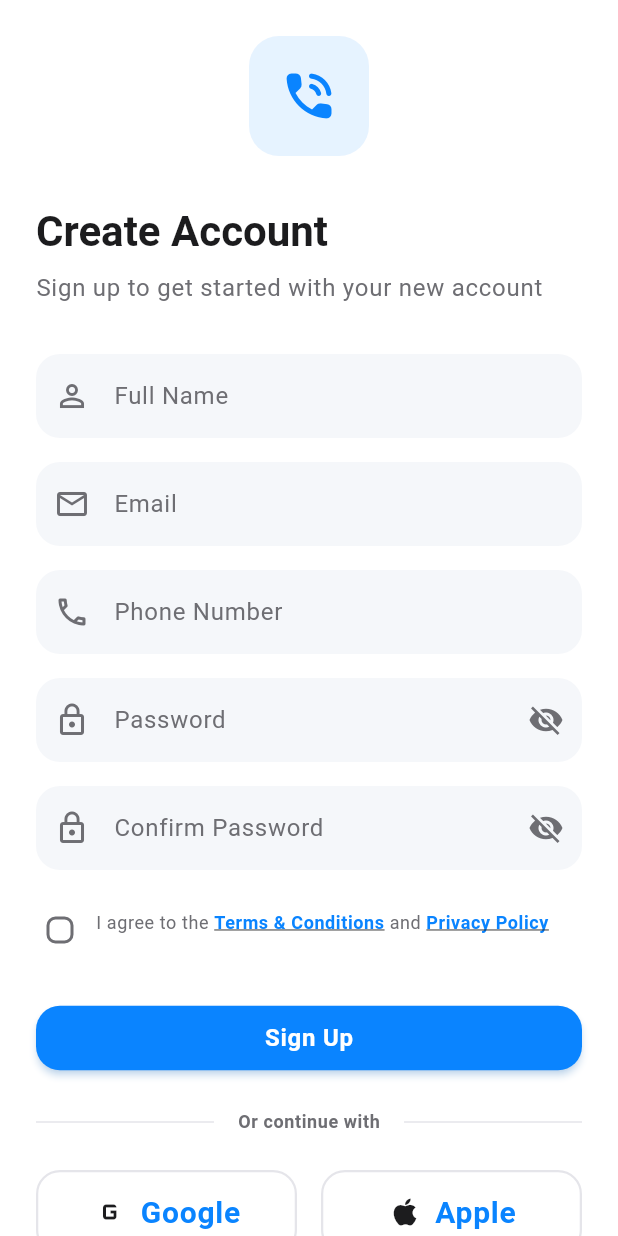
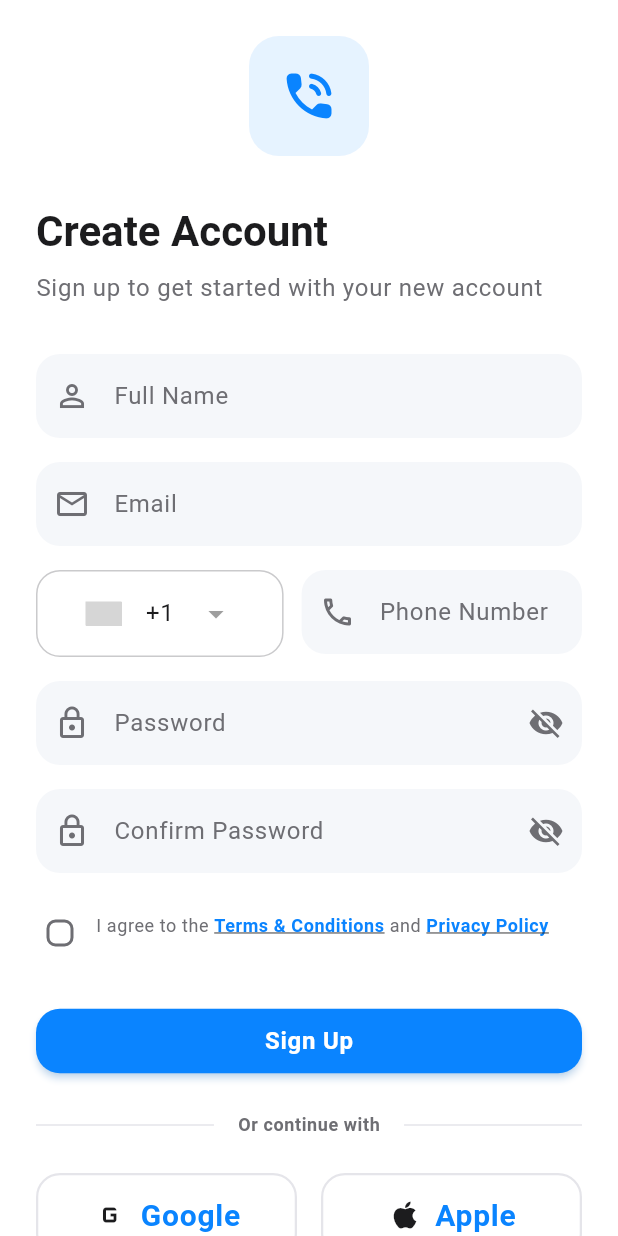
Before and after one commit to miku272/calling-app, a Flutter app: the SignupScreen screen opened by its route, on a phone screen of 412 x 824 dp. Run offline on Flutter 3.47's test engine with Material 3 defaults, Android fonts, the light colour scheme and no system bars; drawn by our look-alikes of country_code_picker; our stand-ins replace firebase_auth, firebase_core, flutter_bloc, fpdart, get_it, go_router and 1 more; accounts and stored records are empty; grey boxes are pictures that could not be loaded.

Commit message:
Implemented country code picker

```diff
--- /dev/null
+++ b/lib/core/widgets/phone_input_field.dart
@@ -0,0 +1,122 @@
+import 'package:flutter/material.dart';
+import 'package:country_code_picker/country_code_picker.dart';
+
+/// A reusable phone input field widget that combines a country code picker
+/// with a text field for phone number input.
+///
+/// This widget provides an international phone number input solution with:
+/// - Country code selection with flags
+/// - Searchable country list
+/// - Favorite countries support
+/// - Form validation
+/// - Theme integration
+class PhoneInputField extends StatefulWidget {
+  /// Controller for the phone number text field
+  final TextEditingController controller;
+
+  /// Validator function for the phone number
+  final String? Function(String?)? validator;
+
+  /// Label text for the input field
+  final String? labelText;
+
+  /// Hint text for the input field
+  final String? hintText;
+
+  /// Initial country selection (country code like 'US', 'IN', 'GB', etc.)
+  final String initialCountryCode;
+
+  /// List of favorite country dial codes (e.g., ['+1', '+91', '+44'])
+  final List<String> favoriteCountries;
+
+  /// Callback when country code changes
+  final ValueChanged<String>? onCountryChanged;
+
+  /// Enable or disable the input field
+  final bool enabled;
+
+  const PhoneInputField({
+    super.key,
+    required this.controller,
+    this.validator,
+    this.labelText = 'Phone Number',
+    this.hintText = 'Enter your phone number',
+    this.initialCountryCode = 'US',
+    this.favoriteCountries = const ['+1', '+91', '+44', '+61'],
+    this.onCountryChanged,
+    this.enabled = true,
+  });
+
+  @override
+  State<PhoneInputField> createState() => _PhoneInputFieldState();
+}
+
+class _PhoneInputFieldState extends State<PhoneInputField> {
+  late String _countryDialCode;
+
+  @override
+  void initState() {
+    super.initState();
+    // Initialize with default country code
+    _countryDialCode = '+1';
+  }
+
+  /// Get the complete phone number with country code
+  String get fullPhoneNumber => '$_countryDialCode${widget.controller.text}';
+
+  @override
+  Widget build(BuildContext context) {
+    return Row(
+      crossAxisAlignment: CrossAxisAlignment.start,
+      children: [
+        // Country code picker
+        Container(
+          height: 58,
+          decoration: BoxDecoration(
+            border: Border.all(color: Theme.of(context).colorScheme.outline),
+            borderRadius: BorderRadius.circular(16),
+          ),
+          child: CountryCodePicker(
+            onChanged: (countryCode) {
+              setState(() {
+                _countryDialCode = countryCode.dialCode ?? '+1';
+              });
+              if (widget.onCountryChanged != null) {
+                widget.onCountryChanged!(_countryDialCode);
+              }
+            },
+            initialSelection: widget.initialCountryCode,
+            favorite: widget.favoriteCountries,
+            showCountryOnly: false,
+            showOnlyCountryWhenClosed: false,
+            alignLeft: false,
+            showFlag: true,
+            showFlagMain: true,
+            showDropDownButton: true,
+            padding: EdgeInsets.zero,
+            textStyle: Theme.of(context).textTheme.bodyLarge,
+            flagWidth: 24,
+            enabled: widget.enabled,
+          ),
+        ),
+        const SizedBox(width: 12),
+
+        // Phone number input
+        Expanded(
+          child: TextFormField(
+            controller: widget.controller,
+            decoration: InputDecoration(
+              labelText: widget.labelText,
+              hintText: widget.hintText,
+              prefixIcon: const Icon(Icons.phone_outlined),
+            ),
+            keyboardType: TextInputType.phone,
+            autofillHints: const [AutofillHints.telephoneNumber],
+            validator: widget.validator,
+            enabled: widget.enabled,
+          ),
+        ),
+      ],
+    );
+  }
+}
--- a/lib/features/auth/presentation/screens/signup_screen.dart
+++ b/lib/features/auth/presentation/screens/signup_screen.dart
@@ -2,6 +2,7 @@ import 'package:flutter/material.dart';
 import 'package:go_router/go_router.dart';
 
 import '../../../../core/widgets/custom_snackbar.dart';
+import '../../../../core/widgets/phone_input_field.dart';
 
 import '../widgets/auth_header.dart';
 import '../widgets/terms_checkbox.dart';
@@ -29,6 +30,9 @@ class _SignupScreenState extends State<SignupScreen> {
   bool _obscureConfirmPassword = true;
   bool _acceptedTerms = false;
   bool _isLoading = false;
+
+  // Store the country dial code from PhoneInputField
+  String _countryDialCode = '+1';
 
   @override
   void dispose() {
@@ -69,6 +73,13 @@ class _SignupScreenState extends State<SignupScreen> {
     if (value.length < 10) {
       return 'Please enter a valid phone number';
     }
+
+    // Validate that we have a valid country code + phone number combination
+    final fullNumber = '$_countryDialCode$value';
+    if (fullNumber.length < 10) {
+      return 'Phone number is too short';
+    }
+
     return null;
   }
 
@@ -117,6 +128,7 @@ class _SignupScreenState extends State<SignupScreen> {
     });
 
     // TODO: Implement actual signup logic
+    // Full phone number would be: _countryDialCode + _phoneController.text
     Future.delayed(const Duration(seconds: 2), () {
       if (mounted) {
         setState(() {
@@ -199,17 +211,19 @@ class _SignupScreenState extends State<SignupScreen> {
                 ),
                 const SizedBox(height: 16),
 
-                // Phone field
-                TextFormField(
+                // Phone field with country code picker
+                PhoneInputField(
                   controller: _phoneController,
-                  decoration: const InputDecoration(
-                    labelText: 'Phone Number',
-                    hintText: 'Enter your phone number',
-                    prefixIcon: Icon(Icons.phone_outlined),
-                  ),
-                  keyboardType: TextInputType.phone,
-                  autofillHints: const [AutofillHints.telephoneNumber],
                   validator: _validatePhone,
+                  labelText: 'Phone Number',
+                  hintText: 'Enter your phone number',
+                  initialCountryCode: 'US',
+                  favoriteCountries: const ['+1', '+91', '+44', '+61'],
+                  onCountryChanged: (dialCode) {
+                    setState(() {
+                      _countryDialCode = dialCode;
+                    });
+                  },
                 ),
                 const SizedBox(height: 16),
 
--- a/lib/features/auth/presentation/widgets/password_strength_indicator.dart
+++ b/lib/features/auth/presentation/widgets/password_strength_indicator.dart
@@ -1,4 +1,5 @@
 import 'package:flutter/material.dart';
+
 import '../../../../core/constants/app_colors.dart';
 
 /// A widget that displays password strength indicator with smooth animations
--- a/pubspec.yaml
+++ b/pubspec.yaml
@@ -42,6 +42,7 @@ dependencies:
   flutter_bloc: ^9.1.1
   fpdart: ^1.2.0
   shared_preferences: ^2.5.3
+  country_code_picker: ^3.4.1
 
 dev_dependencies:
   flutter_test:
```
Also changed, not shown: pubspec.lock.
